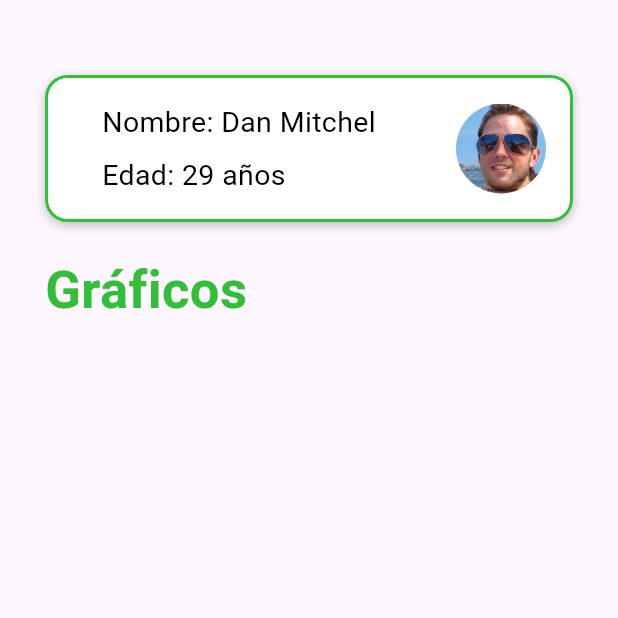
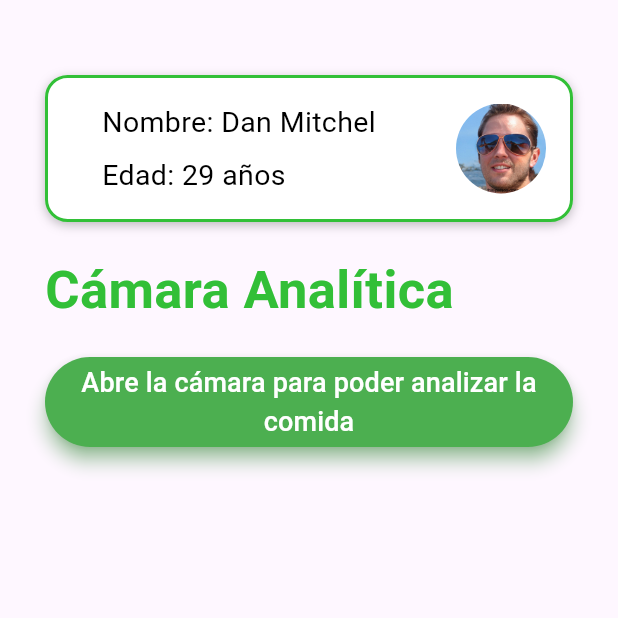
Before and after one commit to NutrIA-2024/Nutria-Mobile-FrontEnd, a Flutter app: the screen it shows after launch, on a phone screen of 412 x 824 dp, the top half of it. Run offline on Flutter 3.47's test engine with Material 3 defaults, Android fonts, the phone set to English and light mode, and no system bars; our stand-ins replace bloc, flutter_bloc, google_fonts, image_picker, rxdart.

Commit message:
fix camera

```diff
--- a/nutriapp/lib/main.dart
+++ b/nutriapp/lib/main.dart
@@ -1,4 +1,5 @@
 import 'package:flutter/material.dart';
+import 'package:nutriapp/modules/camera/activate_camera.dart';
 import 'package:nutriapp/modules/graphipcs/graphics.dart';
 import 'package:nutriapp/modules/home/home.dart';
 import 'package:nutriapp/modules/login_and_register/init.dart';
@@ -27,7 +28,7 @@ class NutriaApp extends StatelessWidget {
       debugShowCheckedModeBanner: false,
       title: "Nutria",
       theme: ThemeData(primarySwatch: Colors.green),
-      home: const /*SideBarlayout()*/ GraphicsPage(),
+      home: const /*SideBarlayout()*/ ActivateCameraPage(),
     );
   }
 }
--- /dev/null
+++ b/nutriapp/lib/modules/camera/activate_camera.dart
@@ -0,0 +1,163 @@
+import 'package:flutter/material.dart';
+import 'package:image_picker/image_picker.dart';
+import 'dart:io';
+import 'information_food.dart';
+import 'package:nutriapp/themes/color.dart';
+
+class ActivateCameraPage extends StatefulWidget {
+  const ActivateCameraPage({Key? key}) : super(key: key);
+
+  @override
+  State<ActivateCameraPage> createState() => _ActivateCameraPageState();
+}
+
+class _ActivateCameraPageState extends State<ActivateCameraPage> {
+  File? _image;
+
+  Future<void> _takePicture() async {
+    final picker = ImagePicker();
+    final pickedFile = await picker.pickImage(source: ImageSource.camera);
+
+    if (pickedFile != null) {
+      setState(() {
+        _image = File(pickedFile.path);
+      });
+
+      Navigator.push(
+        context,
+        MaterialPageRoute(
+          builder: (context) => InformationFoodPage(image: _image),
+        ),
+      );
+    }
+  }
+
+  @override
+  Widget build(BuildContext context) {
+    return Scaffold(
+      body: SingleChildScrollView(
+        child: Padding(
+          padding: const EdgeInsets.all(30),
+          child: Column(
+            crossAxisAlignment: CrossAxisAlignment.start,
+            children: [
+              // Contenido
+              const SizedBox(height: 20),
+              Container(
+                padding: EdgeInsets.all(16.0),
+                decoration: BoxDecoration(
+                  color: Colors.white,
+                  borderRadius: BorderRadius.circular(15.0),
+                  border: Border.all(
+                    color: verdeMain,
+                    width: 2.0,
+                  ),
+                  boxShadow: [
+                    BoxShadow(
+                      color: Colors.black26,
+                      blurRadius: 5,
+                      offset: Offset(0, 2),
+                    ),
+                  ],
+                ),
+                child: Padding(
+                  padding: const EdgeInsets.only(
+                      left:
+                          20.0), //adaptar dependiendo a lo que se ve en el menu
+                  child: Row(
+                    children: [
+                      Expanded(
+                        child: Column(
+                          crossAxisAlignment: CrossAxisAlignment.start,
+                          children: [
+                            _buildBlackText("Nombre: Dan Mitchel"),
+                            SizedBox(height: 8),
+                            _buildBlackText("Edad: 29 años"),
+                          ],
+                        ),
+                      ),
+                      ClipOval(
+                        child: Image.asset(
+                          'assets/avatar.jpg',
+                          width: 60.0,
+                          height: 60.0,
+                          fit: BoxFit.cover,
+                        ),
+                      ),
+                    ],
+                  ),
+                ),
+              ),
+              const SizedBox(height: 20),
+              _buildGreenText("Cámara Analítica"),
+              const SizedBox(height: 20),
+              _buildNextButton("Abre la cámara para poder analizar la comida"),
+            ],
+          ),
+        ),
+      ),
+    );
+  }
+
+  Widget _buildGreyText(String text) {
+    return Text(
+      text,
+      style: const TextStyle(color: Colors.grey, fontSize: 19),
+    );
+  }
+
+  Widget _buildGreenText(String text) {
+    return Text(
+      text,
+      style: const TextStyle(
+          color: verdeMain, fontSize: 35, fontWeight: FontWeight.w600),
+    );
+  }
+
+  Widget _buildBlackText(String text) {
+    return Text(
+      text,
+      style: const TextStyle(color: Colors.black, fontSize: 19),
+      textAlign: TextAlign.justify,
+    );
+  }
+
+  Widget _buildBlackTitle(String text) {
+    return Text(
+      text,
+      style: const TextStyle(
+          color: Colors.black, fontSize: 28, fontWeight: FontWeight.w400),
+    );
+  }
+
+  Widget _buildBlackSubTitle(String text) {
+    return Text(
+      text,
+      style: const TextStyle(
+          color: Colors.black, fontSize: 20, fontWeight: FontWeight.w600),
+    );
+  }
+
+  Widget _buildNextButton(String textbuttom) {
+    return ElevatedButton(
+      onPressed: () {
+        _takePicture();
+      },
+      style: ElevatedButton.styleFrom(
+        foregroundColor: verdeMain, backgroundColor: Colors.green,
+        shape: const StadiumBorder(),
+        elevation: 5,
+        shadowColor:
+            verdeMain, // Reemplaza con tu variable de color 'verdeMain'
+        minimumSize:
+            const Size.fromHeight(60), // Texto y otros elementos del botón
+      ),
+      child: Text(
+        textbuttom,
+        style: TextStyle(
+            color: Colors.white, fontSize: 18, fontWeight: FontWeight.w500),
+        textAlign: TextAlign.center, // El color del texto dentro del botón
+      ),
+    );
+  }
+}
--- a/nutriapp/pubspec.yaml
+++ b/nutriapp/pubspec.yaml
@@ -38,6 +38,7 @@ dependencies:
   google_fonts: ^6.1.0
   rxdart: ^0.27.7
   flutter_bloc: ^8.1.5
+  image_picker: ^1.1.2
 
 dev_dependencies:
   flutter_test:
```
Also changed, not shown: nutriapp/lib/modules/camera/information_food.dart (added, +120 -0 lines), nutriapp/pubspec.lock, 5 other files.
